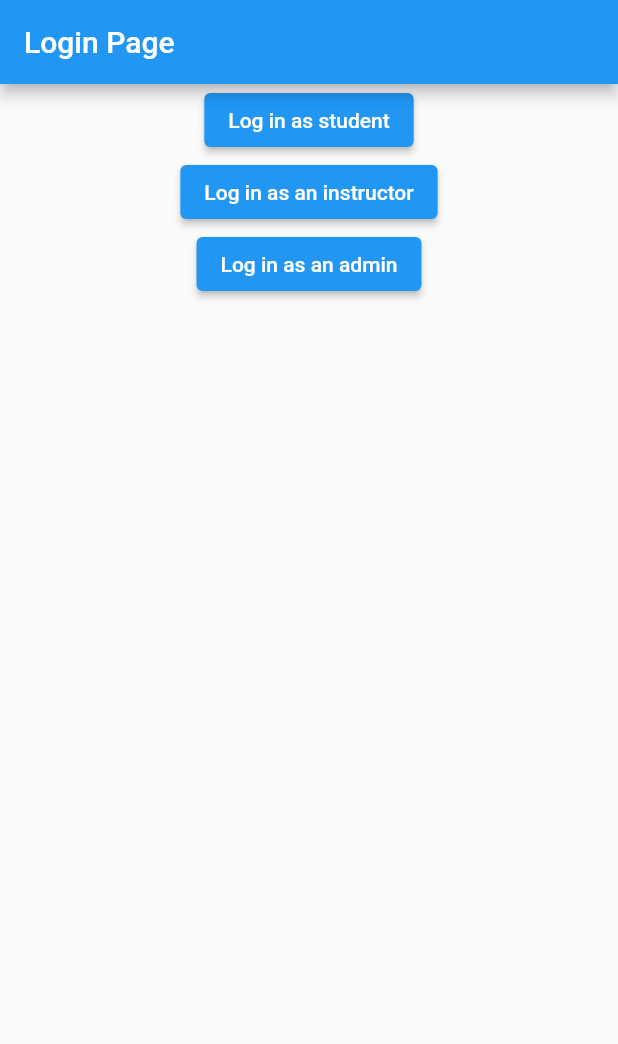
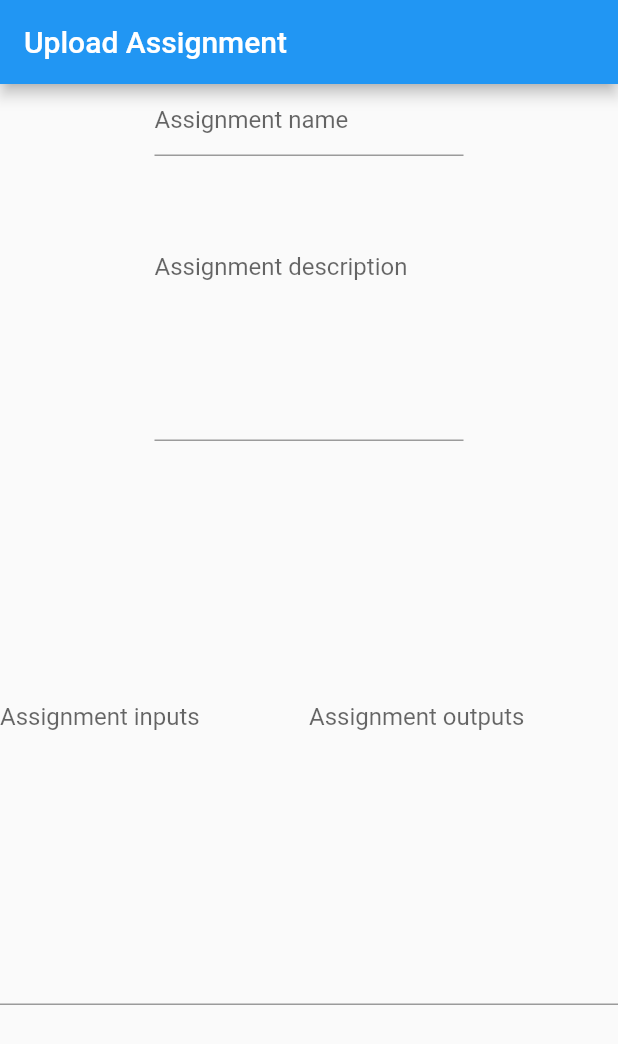
Before and after one commit to tjayhoover/Automatic-Code-Grader, a Flutter app: the screen it shows after launch, on a phone screen of 412 x 824 dp. Shown: the top 1044 px of the screen. Run offline on Flutter 3.47's test engine with Material 2 defaults, Android fonts, the light colour scheme and no system bars; our stand-ins replace equatable, flutter_bloc.

Commit message:
rough outline of upload page

```diff
--- a/lib/main.dart
+++ b/lib/main.dart
@@ -1,10 +1,20 @@
 import 'package:flutter/material.dart';
+import 'package:flutter_bloc/flutter_bloc.dart';
+import 'package:project3_ui/pages/instructor/upload_assignment/upload_assignment.dart';
 
+import 'cubits/assignment_cubit.dart';
 import 'pages/login/login.dart';
 
 void main() {
-  runApp(const MaterialApp(
-    title: 'Navigation Basics',
-    home: LogInPage(),
+  runApp(MultiBlocProvider(
+    providers: [
+      BlocProvider<AssignmentCubit>(
+        create: (BuildContext context) => AssignmentCubit(),
+      )
+    ],
+    child: MaterialApp(
+      title: 'Navigation Basics',
+      home: UploadAssignment(),
+    ),
   ));
 }
--- a/lib/pages/instructor/upload_assignment/upload_assignment.dart
+++ b/lib/pages/instructor/upload_assignment/upload_assignment.dart
@@ -0,0 +1,56 @@
+import 'package:flutter/cupertino.dart';
+import 'package:flutter/material.dart';
+
+class UploadAssignment extends StatelessWidget {
+  Widget buildTextFields(BuildContext context) {
+    return Column(
+      children: [
+        SizedBox(
+          child: TextField(
+            decoration: InputDecoration(hintText: "Assignment name"),
+          ),
+          height: 100,
+          width: MediaQuery.of(context).size.width / 2,
+        ),
+        SizedBox(
+          child: TextField(
+            decoration: InputDecoration(hintText: "Assignment description"),
+            maxLines: 6,
+          ),
+          height: 300,
+          width: MediaQuery.of(context).size.width / 2,
+        ),
+        Row(
+          children: [
+            SizedBox(
+              child: TextField(
+                decoration: InputDecoration(hintText: "Assignment inputs"),
+                maxLines: 10,
+              ),
+              height: 300,
+              width: MediaQuery.of(context).size.width / 2,
+            ),
+            SizedBox(
+              child: TextField(
+                decoration: InputDecoration(hintText: "Assignment outputs"),
+                maxLines: 10,
+              ),
+              height: 300,
+              width: MediaQuery.of(context).size.width / 2,
+            )
+          ],
+        )
+      ],
+    );
+  }
+
+  @override
+  Widget build(BuildContext context) {
+    return Scaffold(
+        appBar: AppBar(title: const Text("Upload Assignment")),
+        body: Center(
+            child: Column(
+          children: [buildTextFields(context)],
+        )));
+  }
+}
```
